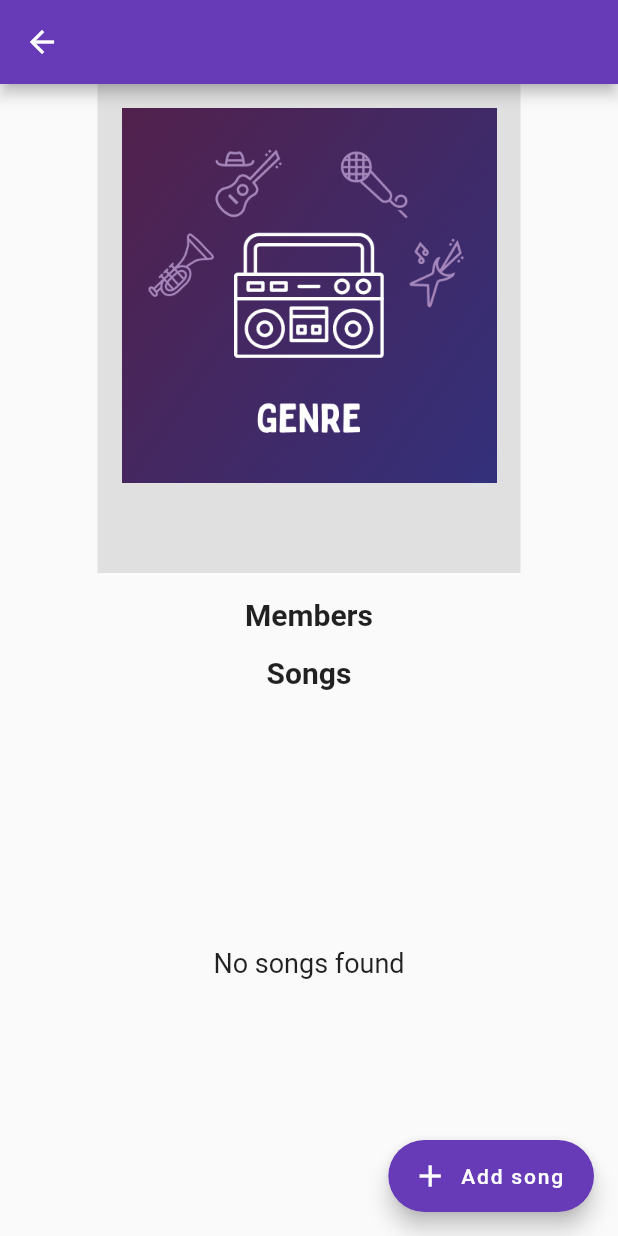
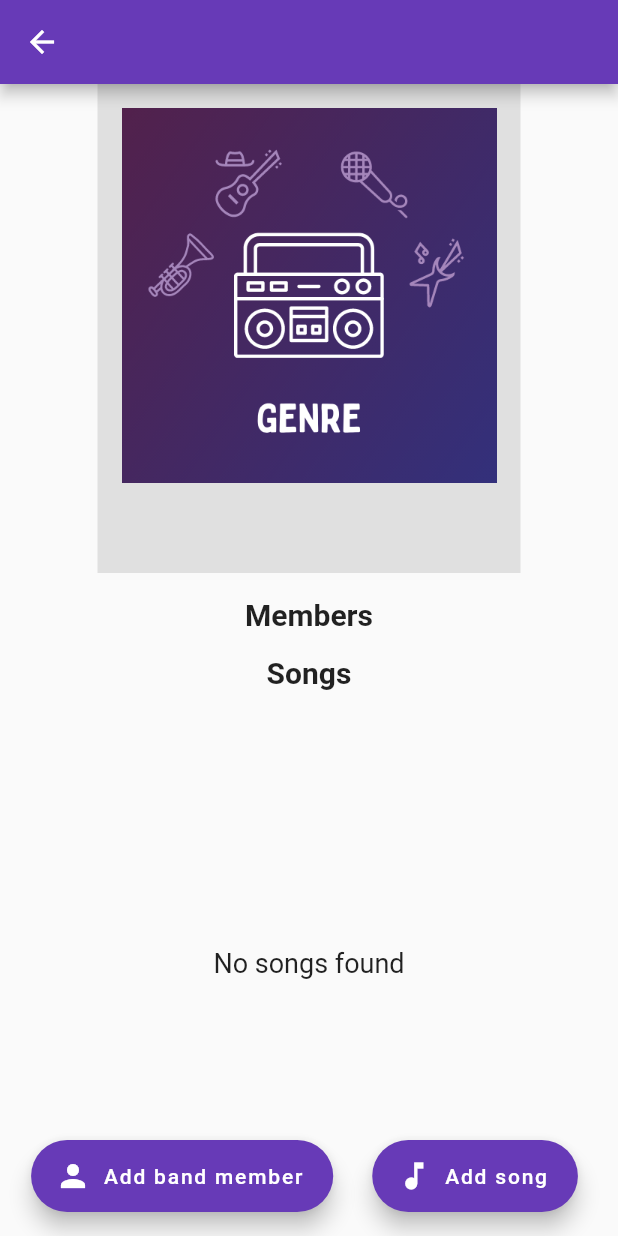
Before and after one commit to Lovyania/assignment4.2, a Flutter app: the BandDetailsScreen screen opened directly with empty values, on a phone screen of 412 x 824 dp. Run offline on Flutter 3.47's test engine with Material 2 defaults, Android fonts, the phone set to English and light mode, and no system bars; our stand-ins replace sqflite; accounts and stored records are empty.

Commit message:
added band member btn

```diff
--- a/lib/screens/banddetailscreen.dart
+++ b/lib/screens/banddetailscreen.dart
@@ -105,10 +105,22 @@ class _BandDetailsScreenState extends State<BandDetailsScreen> {
           ),
         ],
       ),
-      floatingActionButton: FloatingActionButton.extended(
-        onPressed: _addSong,
-        icon: Icon(Icons.add),
-        label: const Text('Add song'),
+      floatingActionButton: Row(
+        mainAxisAlignment: MainAxisAlignment.center,
+        children: [
+          SizedBox(width: 26),
+          FloatingActionButton.extended(
+            onPressed: _addSong,
+            icon: Icon(Icons.person),
+            label: Text('Add band member'),
+          ),
+          SizedBox(width: 26),
+          FloatingActionButton.extended(
+            onPressed: _addSong,
+            icon: Icon(Icons.music_note),
+            label: Text('Add song'),
+          ),
+        ],
       ),
     );
   }
--- a/pubspec.yaml
+++ b/pubspec.yaml
@@ -11,6 +11,7 @@ dependencies:
     sdk: flutter
   sqflite:
   path:
+  gestures: ^1.0.0
 
 dev_dependencies:
   flutter_test:
```
Also changed, not shown: pubspec.lock.
